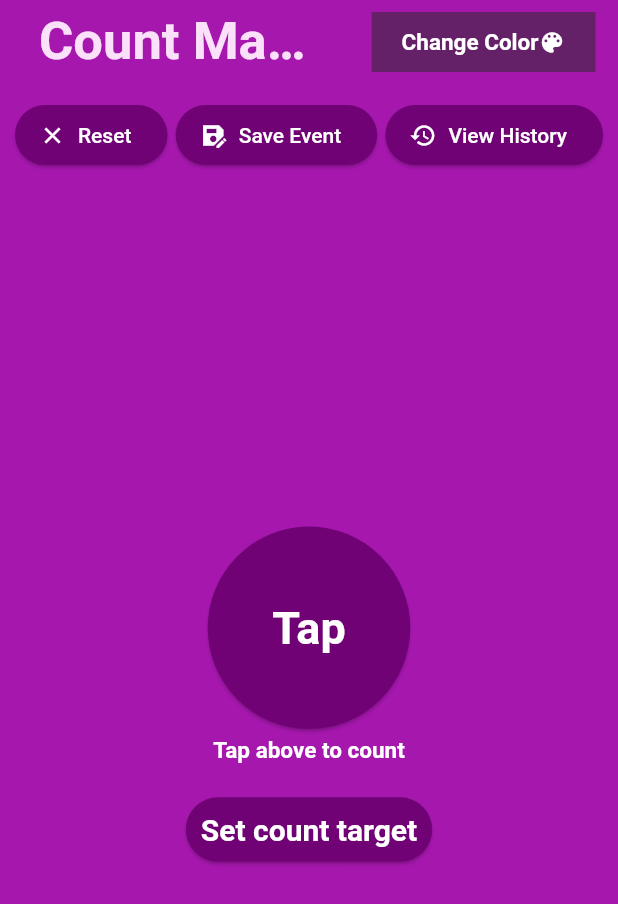
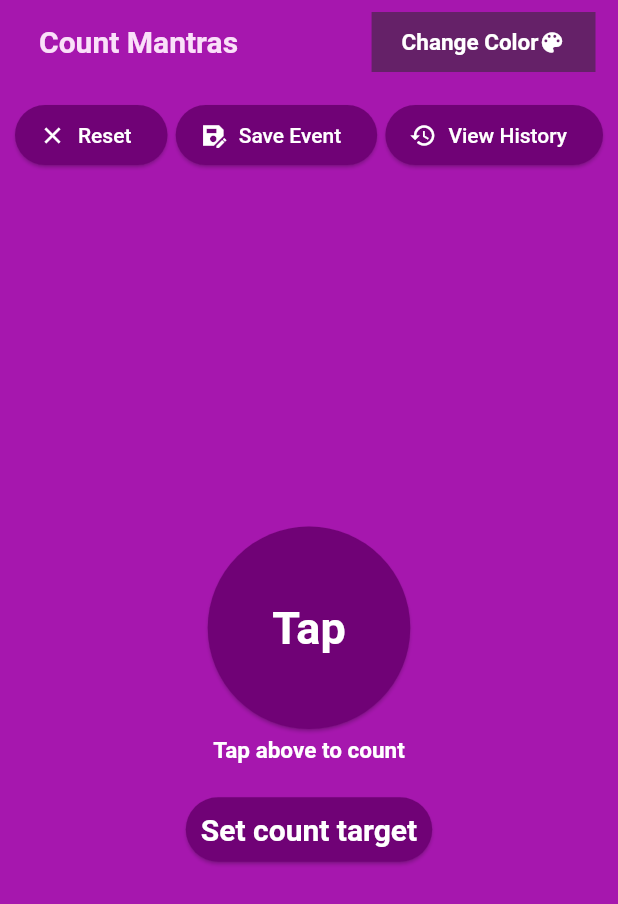
Before and after one commit to SreedharLakshman2/count_mantras, a Flutter app: the screen it shows after launch, on a phone screen of 412 x 824 dp. Shown: the top 904 px of the screen. Run offline on Flutter 3.47's test engine with Material 2 defaults, Android fonts, the phone set to English and light mode, and no system bars; our stand-ins replace google_mobile_ads, hive, hive_flutter, vibration; accounts and stored records are empty; network calls fail.

Commit message:
Updated version to 3.

```diff
--- a/lib/main.dart
+++ b/lib/main.dart
@@ -72,14 +72,17 @@ class CounterViewState extends State<CounterView> {
       ),
       home: Scaffold(
         appBar: AppBar(
-          centerTitle: true,
+          //centerTitle: true,
           title: const Padding(
             padding: EdgeInsets.all(10.0),
-            child: Text('Count Mantras',
-                style: TextStyle(
-                    color: Color.fromARGB(255, 250, 224, 249),
-                    fontWeight: FontWeight.bold,
-                    fontSize: 35)),
+            child: Text(
+              'Count Mantras',
+              style: TextStyle(
+                color: Color.fromARGB(255, 250, 224, 249),
+                fontWeight: FontWeight.bold,
+              ),
+              textAlign: TextAlign.start,
+            ),
           ),
           actions: [
             TextButton(
--- a/pubspec.yaml
+++ b/pubspec.yaml
@@ -16,7 +16,7 @@ publish_to: 'none' # Remove this line if you wish to publish to pub.dev
 # https://developer.apple.com/library/archive/documentation/General/Reference/InfoPlistKeyReference/Articles/CoreFoundationKeys.html
 # In Windows, build-name is used as the major, minor, and patch parts
 # of the product and file versions while build-number is used as the build suffix.
-version: 1.0.1+2
+version: 1.0.1+3
 
 environment:
   sdk: ">=2.17.0 <3.0.0"
```
